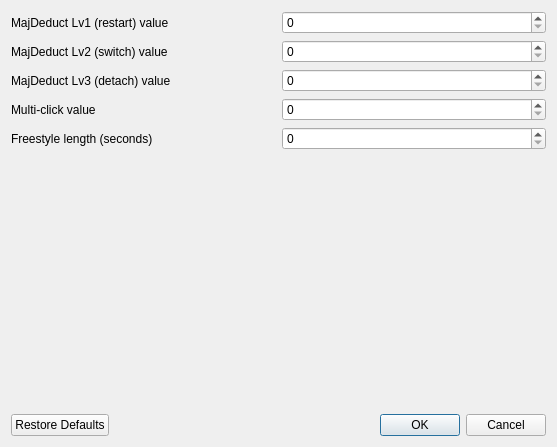
Before: the Qt Designer form prefdialog.ui in elephark/44clicker, drawn with Qt 5.
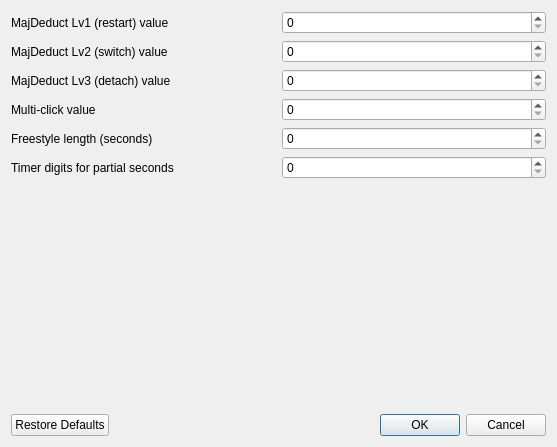
After: the same form once the commit is applied.

Commit message: User can now configure the timer's displayed partial-second precision from 0-2 digits.

Patch:
```diff
--- a/prefdialog.ui
+++ b/prefdialog.ui
@@ -86,6 +86,20 @@
        </item>
       </layout>
      </item>
+     <item>
+      <layout class="QHBoxLayout" name="timerDigitsLayout">
+       <item>
+        <widget class="QLabel" name="timerDigitsLabel">
+         <property name="text">
+          <string>Timer digits for partial seconds</string>
+         </property>
+        </widget>
+       </item>
+       <item>
+        <widget class="QSpinBox" name="timerDigitsSpinBox"/>
+       </item>
+      </layout>
+     </item>
      <item>
       <spacer name="verticalSpacer">
        <property name="orientation">
```
The commit also changes 3 other files.
